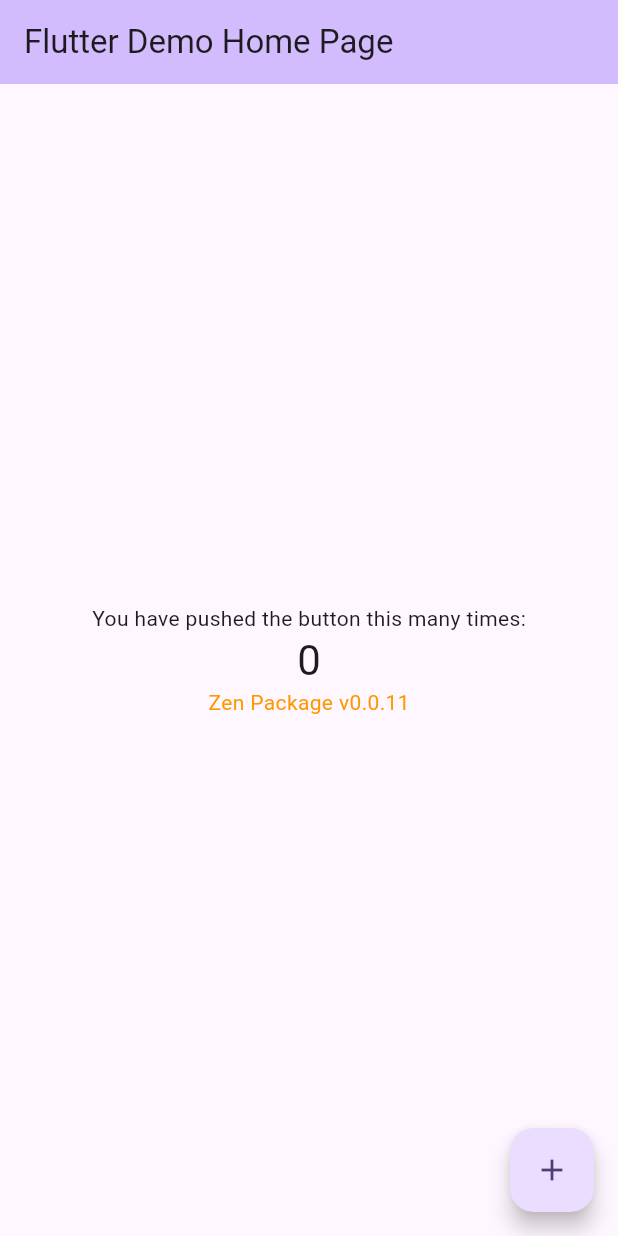
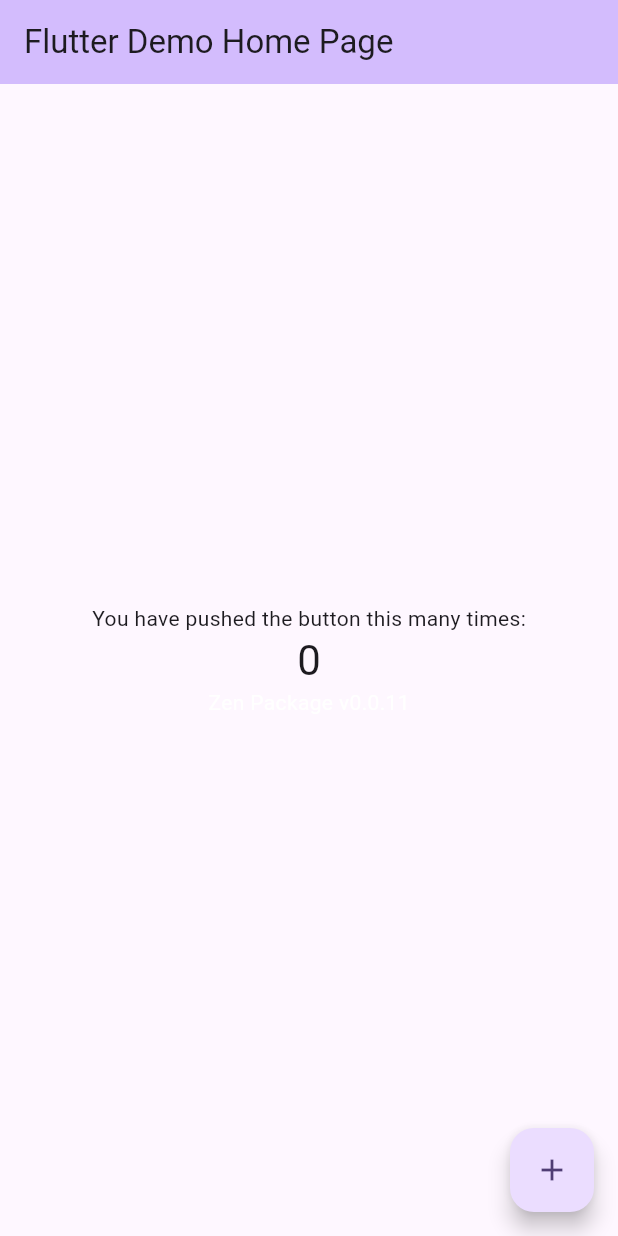
Before and after one commit to nirmalatgallabox/melos_package_maintainer, a Flutter app: the screen it shows after launch, on a phone screen of 412 x 824 dp. Run offline on Flutter 3.47's test engine with Material 3 defaults, Android fonts, the phone set to English and light mode, and no system bars.

Commit message:
feat(zen_package): color changed
BREAKING CHANGE: This will break the color theme

```diff
--- a/packages/zen_package/lib/zen_package.dart
+++ b/packages/zen_package/lib/zen_package.dart
@@ -10,7 +10,7 @@ class ZenPackage extends StatelessWidget {
   Widget build(BuildContext context) {
     return const Text(
       'Zen Package v0.0.11',
-      style: TextStyle(color: Colors.orange),
+      style: TextStyle(color: Colors.white),
     );
   }
 }
```
